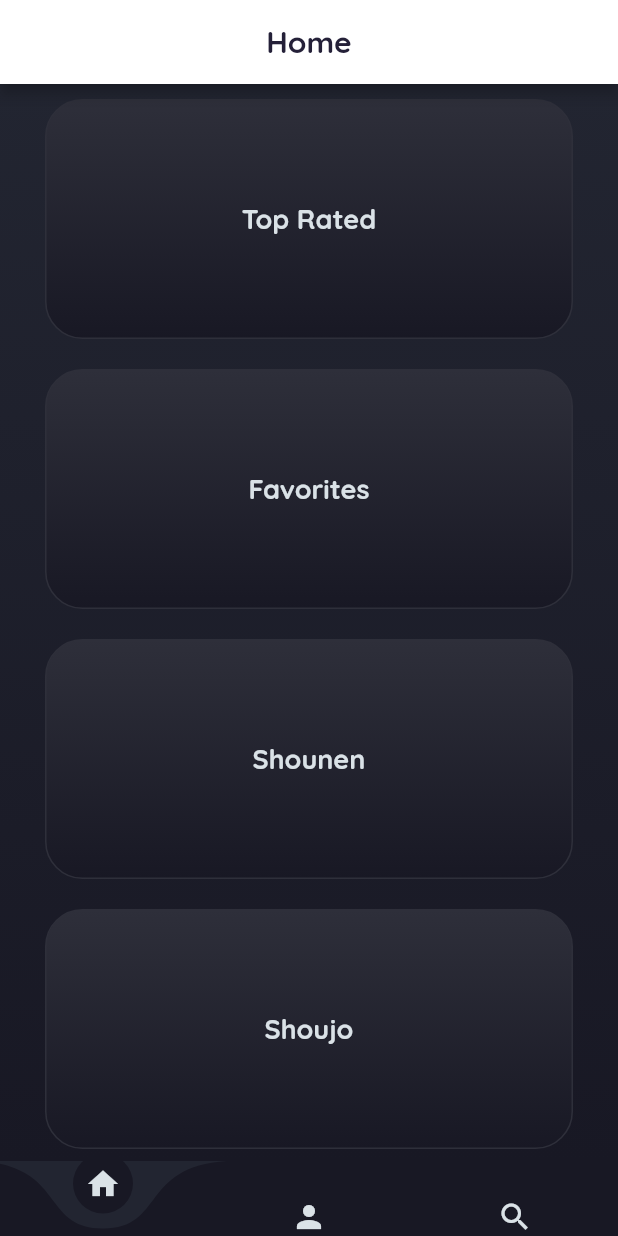
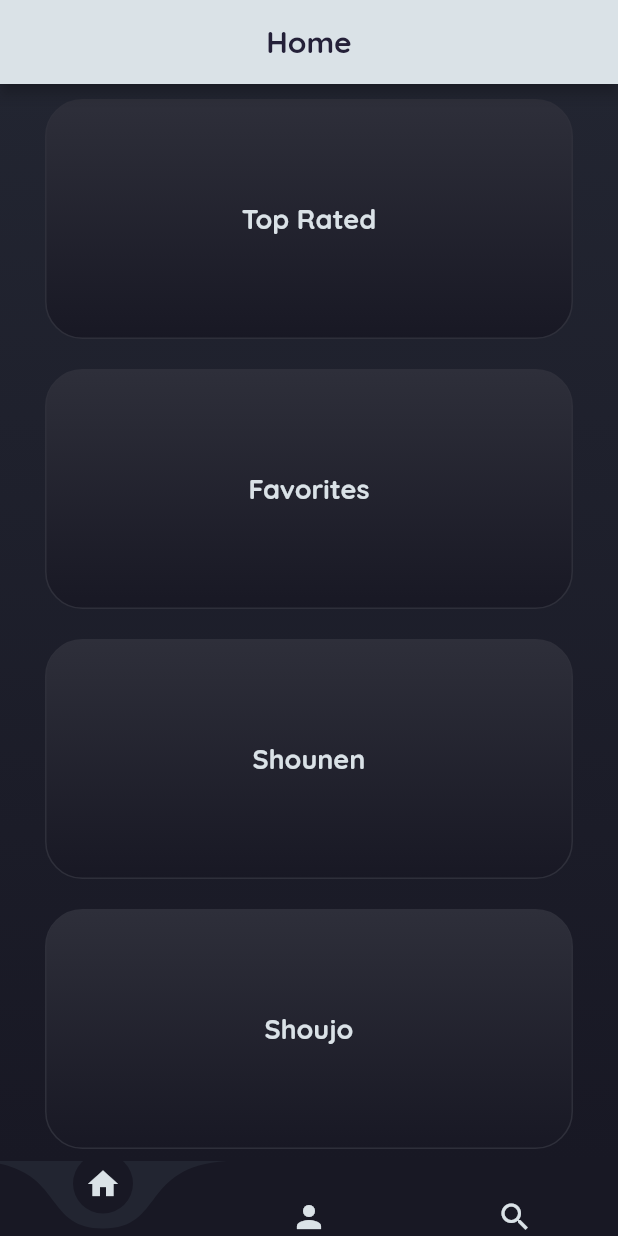
Before and after one commit to Stefanyvitoria/PISI3, a Flutter app: the Catalog screen opened directly, on a phone screen of 412 x 824 dp. Run offline on Flutter 3.47's test engine with Material 2 defaults, Android fonts, the light colour scheme and no system bars; drawn by our look-alikes of curved_navigation_bar; our stand-ins replace cloud_firestore, firebase_core, flutter_rating_bar, google_fonts, page_transition, shared_preferences; missing offline and left inert: flutter_gradients; accounts and stored records are empty.

Commit message:
some changes

```diff
--- a/lib/models/user_model.dart
+++ b/lib/models/user_model.dart
@@ -8,7 +8,7 @@ class User {
   int _age;
   String _phone;
   String _password;
-  List<Anime> _favorites;
+  List<dynamic> _favorites;
 
   User(
       {int uid,
@@ -18,7 +18,7 @@ class User {
       int age,
       String phone,
       String password,
-      List<Anime> favorites}) {
+      List<dynamic> favorites}) {
     this._uid = uid;
     this._name = name;
     this._email = email;
--- a/lib/views/catalog_view.dart
+++ b/lib/views/catalog_view.dart
@@ -12,7 +12,6 @@ import 'package:animecom/views/widgets/widgets_constantes.dart';
 import 'package:flutter/material.dart';
 import 'package:curved_navigation_bar/curved_navigation_bar.dart';
 import 'package:page_transition/page_transition.dart';
-import 'package:animecom/controllers/anime_controller.dart';
 
 class Catalog extends StatefulWidget {
   @override
@@ -77,7 +76,7 @@ class _CatalogState extends State<Catalog> {
                   fontWeight: FontWeight.bold),
             ),
           ),
-          backgroundColor: Colors.white,
+          backgroundColor: gainsboro,
           automaticallyImplyLeading: false),
       bottomNavigationBar: CurvedNavigationBar(
         animationDuration: Duration(milliseconds: 500),
@@ -147,7 +146,7 @@ class _CatalogState extends State<Catalog> {
               ),
             ),
             Container(
-                decoration: BoxDecoration(color: darkpurple),
+                decoration: BoxDecoration(color: darkblue),
                 child: user != null
                     ? ListView(
                         children: <Widget>[
@@ -176,7 +175,17 @@ class _CatalogState extends State<Catalog> {
                                 ),
                               ],
                             ),
-                            decoration: BoxDecoration(color: darkpurple),
+                            decoration: BoxDecoration(
+                              gradient: LinearGradient(
+                                  colors: [
+                                    darkblue1,
+                                    darkblue1,
+                                    darkblue,
+                                    darkblue
+                                  ],
+                                  begin: Alignment.topCenter,
+                                  end: Alignment.bottomCenter),
+                            ),
                           ),
                           Padding(
                             padding: const EdgeInsets.only(left: 10, right: 10),
@@ -471,7 +480,12 @@ class _CatalogState extends State<Catalog> {
                         ],
                       )),
             Container(
-              decoration: BoxDecoration(color: darkpurple),
+              decoration: BoxDecoration(
+                gradient: LinearGradient(
+                    colors: [darkblue1, darkblue],
+                    begin: Alignment.topCenter,
+                    end: Alignment.bottomCenter),
+              ),
               child: ListView(
                 children: <Widget>[
                   Center(
@@ -485,7 +499,7 @@ class _CatalogState extends State<Catalog> {
                         },
                         decoration: InputDecoration(
                             prefixIcon: Icon(Icons.search),
-                            fillColor: purplenavy,
+                            fillColor: darkblue3,
                             filled: true,
                             border: OutlineInputBorder(
                                 borderRadius:
```
